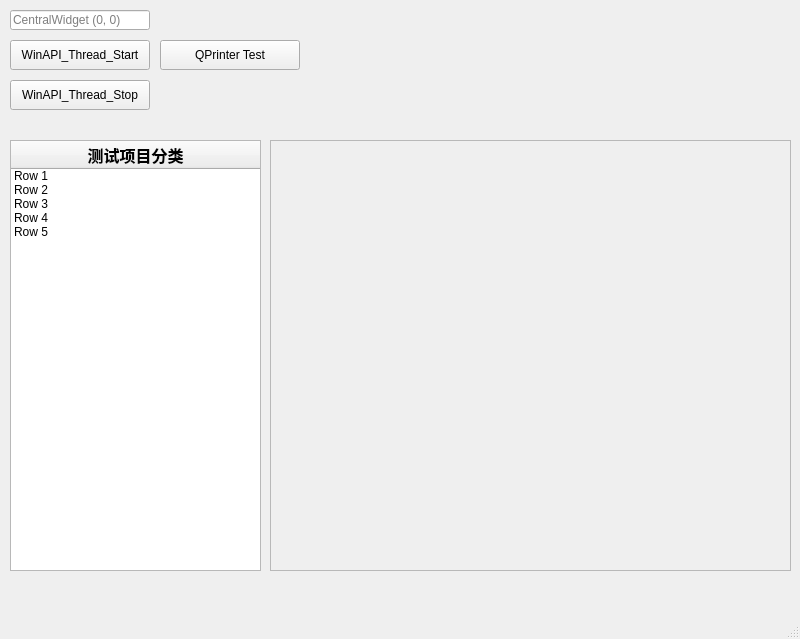
Before: the Qt Designer form QtGuiApplicationTest/QtGuiApplicationTest/MiscellaneousTesting.ui in xautshuanglong/QtLearningRepository, drawn with Qt 5.
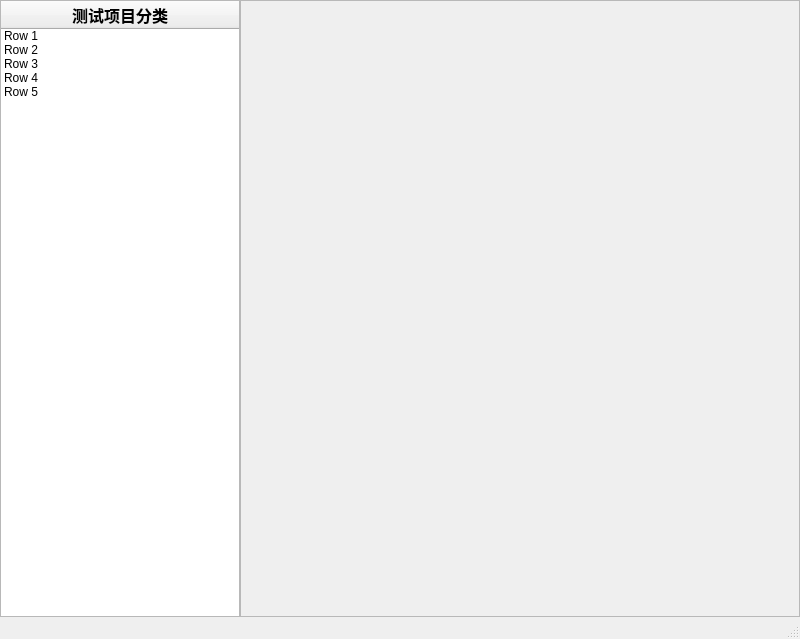
After: the same form once the commit is applied.

```diff
--- a/QtGuiApplicationTest/QtGuiApplicationTest/MiscellaneousTesting.ui
+++ b/QtGuiApplicationTest/QtGuiApplicationTest/MiscellaneousTesting.ui
@@ -14,27 +14,29 @@
    <string>Miscellaneous method testing</string>
   </property>
   <widget class="QWidget" name="centralWidget">
-   <widget class="QLineEdit" name="lineEditPosition">
-    <property name="geometry">
-     <rect>
-      <x>10</x>
-      <y>10</y>
-      <width>140</width>
-      <height>20</height>
-     </rect>
+   <layout class="QHBoxLayout" name="horizontalLayout" stretch="3,7">
+    <property name="spacing">
+     <number>0</number>
     </property>
-    <property name="placeholderText">
-     <string>CentralWidget (0, 0)</string>
+    <property name="leftMargin">
+     <number>0</number>
     </property>
-   </widget>
+    <property name="topMargin">
+     <number>0</number>
+    </property>
+    <property name="rightMargin">
+     <number>0</number>
+    </property>
+    <property name="bottomMargin">
+     <number>0</number>
+    </property>
+    <item>
    <widget class="QTreeWidget" name="twMiscellaneousTesting">
-    <property name="geometry">
-     <rect>
-      <x>10</x>
-      <y>140</y>
-      <width>251</width>
-      <height>431</height>
-     </rect>
+      <property name="maximumSize">
+       <size>
+        <width>300</width>
+        <height>16777215</height>
+       </size>
     </property>
     <property name="focusPolicy">
      <enum>Qt::NoFocus</enum>
@@ -157,54 +159,9 @@
      </property>
     </item>
    </widget>
-   <widget class="QPushButton" name="btnWinApiThreadStart">
-    <property name="geometry">
-     <rect>
-      <x>10</x>
-      <y>40</y>
-      <width>140</width>
-      <height>30</height>
-     </rect>
-    </property>
-    <property name="text">
-     <string>WinAPI_Thread_Start</string>
-    </property>
-   </widget>
-   <widget class="QPushButton" name="btnWinApiThreadStop">
-    <property name="geometry">
-     <rect>
-      <x>10</x>
-      <y>80</y>
-      <width>140</width>
-      <height>30</height>
-     </rect>
-    </property>
-    <property name="text">
-     <string>WinAPI_Thread_Stop</string>
-    </property>
-   </widget>
-   <widget class="QPushButton" name="btnQPrinterTest">
-    <property name="geometry">
-     <rect>
-      <x>160</x>
-      <y>40</y>
-      <width>140</width>
-      <height>30</height>
-     </rect>
-    </property>
-    <property name="text">
-     <string>QPrinter Test</string>
-    </property>
-   </widget>
+    </item>
+    <item>
    <widget class="QStackedWidget" name="swTestPageWidget">
-    <property name="geometry">
-     <rect>
-      <x>270</x>
-      <y>140</y>
-      <width>521</width>
-      <height>431</height>
-     </rect>
-    </property>
     <property name="frameShape">
      <enum>QFrame::StyledPanel</enum>
     </property>
@@ -212,6 +169,8 @@
      <number>-1</number>
     </property>
    </widget>
+    </item>
+   </layout>
   </widget>
   <widget class="QStatusBar" name="statusBar"/>
  </widget>
```
Lines whose indentation alone changed are shown as unchanged.
